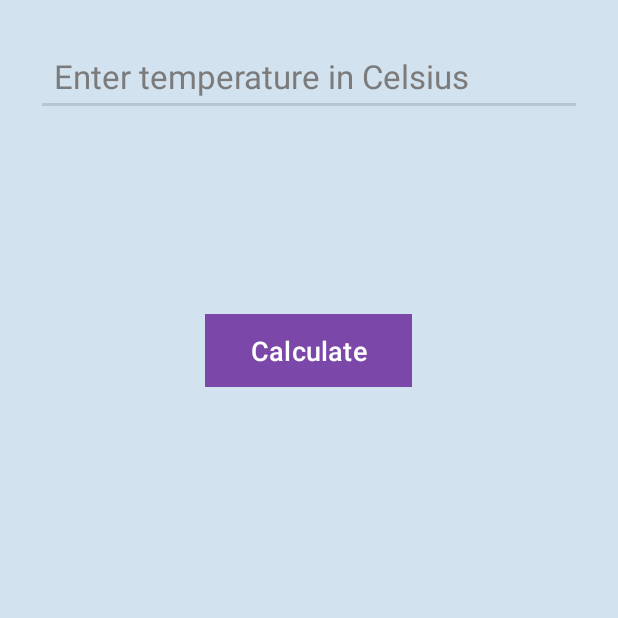
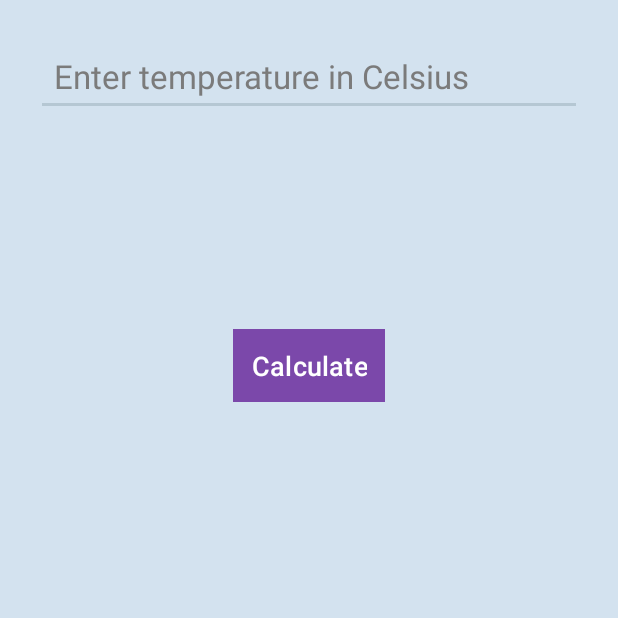
Before and after one commit to The-Binaries/java-temperatre-calculator, an Android app: the screen it shows after launch (MainActivity), on a phone screen of 412 x 824 dp, the top half of it. Run offline under Robolectric (Android 15) with nearby library versions, the phone set to English and light mode, and no system bars.

Commit message:
update all finalize app

```diff
--- a/app/src/main/java/com/example/calculator/MainActivity.java
+++ b/app/src/main/java/com/example/calculator/MainActivity.java
@@ -47,7 +47,9 @@ public class MainActivity extends AppCompatActivity {
                     // Display a message based on the temperature
                     if (celsius < 0) {
                         textViewMessage.setText("It's Freezing");
-                    } else if (celsius >= 0 && celsius <= 25) {
+                    } else if (celsius >= 0 && celsius < 18) {
+                        textViewMessage.setText("It's Cold");
+                    } else if (celsius >=18 && celsius <28) {
                         textViewMessage.setText("It's Warm");
                     } else {
                         textViewMessage.setText("It's Hot");
--- a/app/src/main/res/layout/activity_main.xml
+++ b/app/src/main/res/layout/activity_main.xml
@@ -17,24 +17,33 @@
         android:backgroundTint="#B5C7D3"
         android:gravity="center_vertical|end"
         android:hint="Enter temperature in Celsius"
-        android:inputType="numberDecimal"
+        android:inputType="numberSigned|numberDecimal"
         android:padding="12dp"
         android:textAlignment="viewStart"
         android:textColor="#000"
         android:textColorHint="#7B7B7B"
         android:textSize="22sp" />
 
+    <View
+        android:layout_width="match_parent"
+        android:layout_height="138dp"
+        tools:visibility="invisible" />
+
     <Button
         android:id="@+id/buttonCalculate"
-        android:layout_width="138dp"
+        android:layout_width="wrap_content"
         android:layout_height="wrap_content"
-        android:layout_marginTop="128dp"
         android:backgroundTint="#7B48AA"
         android:padding="12dp"
         android:text="Calculate"
         android:textColor="#fff"
         android:textSize="18sp"
         app:cornerRadius="0dp" />
+
+    <View
+        android:layout_width="match_parent"
+        android:layout_height="68dp"
+        tools:visibility="invisible" />
 
     <TextView
         android:id="@+id/textViewFahrenheit"
@@ -44,6 +53,11 @@
         android:textColor="#000"
         android:textSize="26sp" />
 
+    <View
+        android:layout_width="match_parent"
+        android:layout_height="68dp"
+        tools:visibility="invisible" />
+
     <TextView
         android:id="@+id/textViewKelvin"
         android:layout_width="wrap_content"
@@ -51,6 +65,11 @@
         android:layout_marginTop="16dp"
         android:textColor="#000"
         android:textSize="26sp" />
+
+    <View
+        android:layout_width="match_parent"
+        android:layout_height="68dp"
+        tools:visibility="invisible" />
 
     <TextView
         android:id="@+id/textViewMessage"
```
